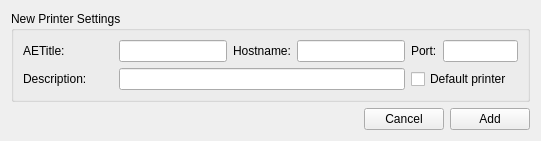
Above: starviewer/src/extensions/playground/dicomprint/qdicomaddprinterwidgetbase.ui from starviewer-medical/starviewer before the change. Below: the same form after it.
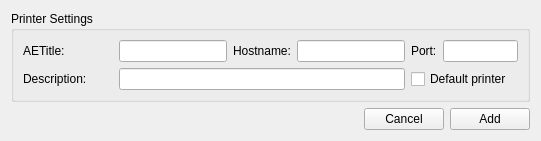
That is the form after the change.

```diff
--- a/starviewer/src/extensions/playground/dicomprint/qdicomaddprinterwidgetbase.ui
+++ b/starviewer/src/extensions/playground/dicomprint/qdicomaddprinterwidgetbase.ui
@@ -20,7 +20,7 @@
    <item>
     <widget class="QGroupBox" name="m_printerSettingsGroupBox">
      <property name="title">
-      <string>New Printer Settings</string>
+      <string>Printer Settings</string>
      </property>
      <layout class="QGridLayout" name="gridLayout_2">
       <item row="0" column="0">
```
